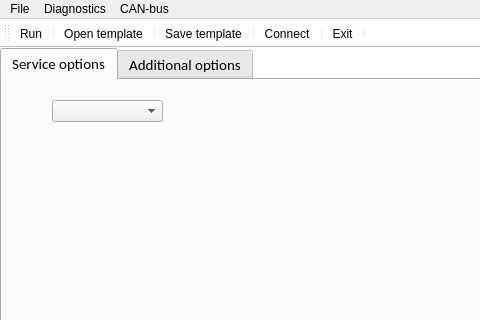
Dimkostyanichtov/UdsDiagnosticTool, file mainwindow.ui: the form before one commit; both pictures show x 0 to 480 and y 0 to 320 of the 800 by 600 pixel window.
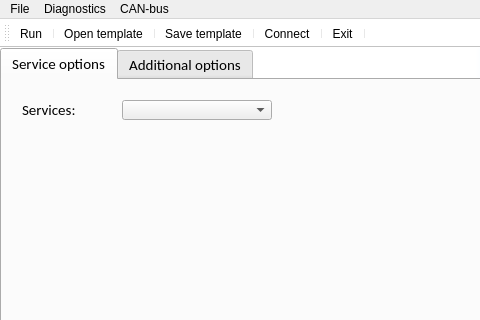
The form after the commit. Icons and pictures are not drawn.

The edit to the form file:
```diff
--- a/mainwindow.ui
+++ b/mainwindow.ui
@@ -70,12 +70,18 @@
        <widget class="QComboBox" name="serviceComboBox">
         <property name="geometry">
          <rect>
-          <x>50</x>
+          <x>120</x>
           <y>20</y>
-          <width>111</width>
-          <height>22</height>
+          <width>150</width>
+          <height>20</height>
          </rect>
         </property>
+        <property name="minimumSize">
+         <size>
+          <width>150</width>
+          <height>20</height>
+         </size>
+        </property>
         <property name="font">
          <font>
           <family>Calibri</family>
@@ -83,6 +89,31 @@
          </font>
         </property>
        </widget>
+       <widget class="QLabel" name="label">
+        <property name="geometry">
+         <rect>
+          <x>20</x>
+          <y>20</y>
+          <width>60</width>
+          <height>20</height>
+         </rect>
+        </property>
+        <property name="minimumSize">
+         <size>
+          <width>60</width>
+          <height>20</height>
+         </size>
+        </property>
+        <property name="font">
+         <font>
+          <family>Calibri</family>
+          <pointsize>11</pointsize>
+         </font>
+        </property>
+        <property name="text">
+         <string>Services:</string>
+        </property>
+       </widget>
       </widget>
       <widget class="QWidget" name="additionalOptionsTab">
        <attribute name="title">
```
